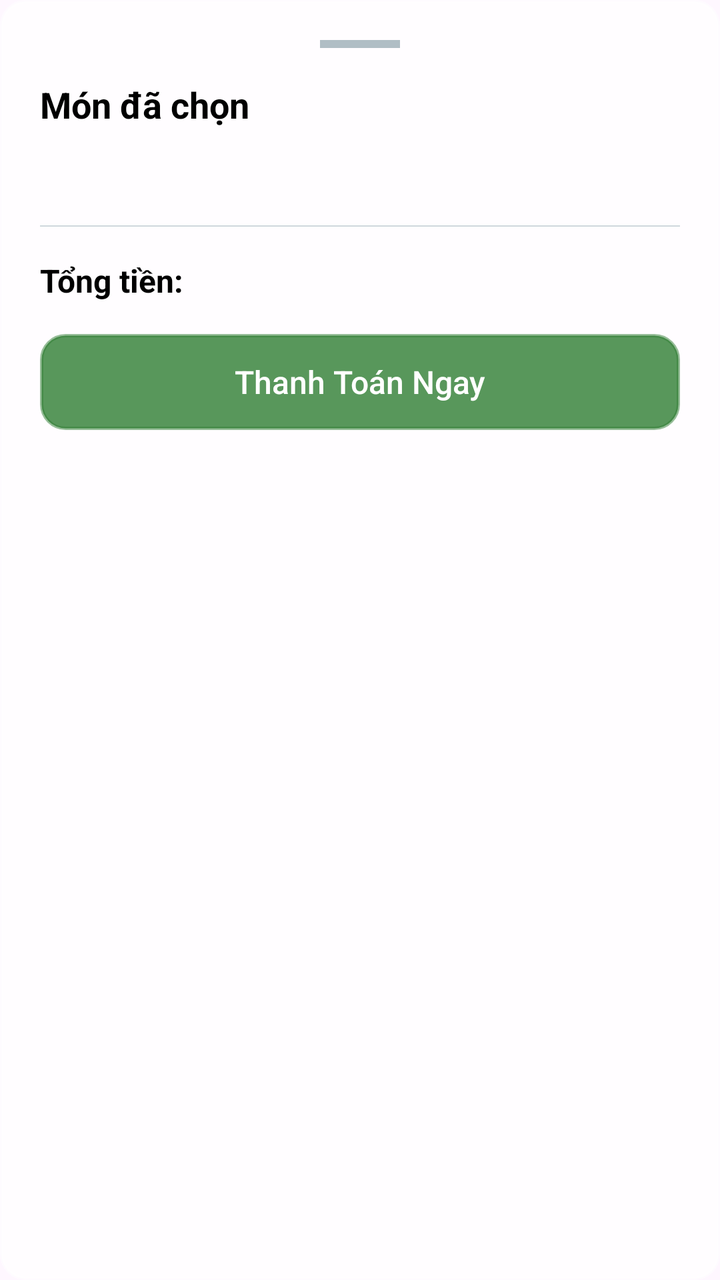
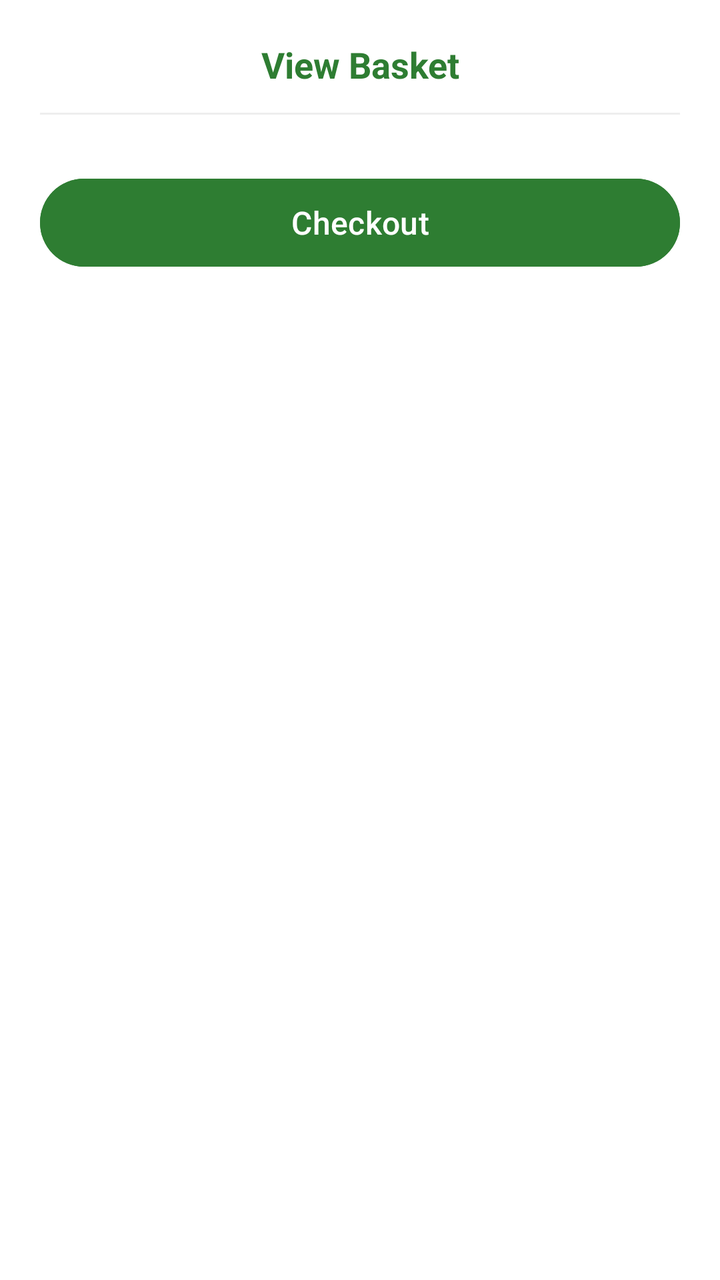

An Android layout rendered at two revisions. The XML below is the earlier revision; the diff shows what the commit changed to produce the second picture.
<!-- AndroidManifest.xml: application theme Theme.Project_FoodApp -->
<!-- res/layout/dialog_basket_bottom_sheet.xml -->
<LinearLayout xmlns:android="http://schemas.android.com/apk/res/android"
    android:layout_width="match_parent"
    android:layout_height="wrap_content"
    android:background="@drawable/bg_liquid_glass"
    android:orientation="vertical"
    android:padding="20dp">

    <View
        android:layout_width="40dp"
        android:layout_height="4dp"
        android:layout_gravity="center_horizontal"
        android:layout_marginBottom="16dp"
        android:background="#B0BEC5" />

    <TextView
        android:layout_width="wrap_content"
        android:layout_height="wrap_content"
        android:text="Món đã chọn"
        android:textColor="@color/colorBlack"
        android:textSize="18sp"
        android:textStyle="bold" />

    <TextView
        android:id="@+id/tvBasketDetails"
        android:layout_width="match_parent"
        android:layout_height="wrap_content"
        android:layout_marginTop="12dp"
        android:lineSpacingExtra="6dp"
        android:textColor="@color/colorLightBlack"
        android:textSize="15sp" />

    <View
        android:layout_width="match_parent"
        android:layout_height="0.8dp"
        android:layout_marginTop="16dp"
        android:layout_marginBottom="16dp"
        android:background="#CFD8DC" />

    <RelativeLayout
        android:layout_width="match_parent"
        android:layout_height="wrap_content">

        <TextView
            android:layout_width="wrap_content"
            android:layout_height="wrap_content"
            android:text="Tổng tiền:"
            android:textColor="@color/colorBlack"
            android:textSize="16sp"
            android:textStyle="bold" />

        <TextView
            android:id="@+id/tvSheetTotalPrice"
            android:layout_width="wrap_content"
            android:layout_height="wrap_content"
            android:layout_alignParentEnd="true"
            android:textColor="@color/colorPrimary"
            android:textSize="16sp"
            android:textStyle="bold" />
    </RelativeLayout>

    <androidx.appcompat.widget.AppCompatButton
        android:id="@+id/btnCheckout"
        android:layout_width="match_parent"
        android:layout_height="48dp"
        android:layout_marginTop="16dp"
        android:background="@drawable/bg_liquid_glass"
        android:backgroundTint="@color/colorPrimary"
        android:elevation="4dp"
        android:stateListAnimator="@null"
        android:text="Thanh Toán Ngay"
        android:textAllCaps="false"
        android:textColor="@color/colorWhite"
        android:textSize="16sp" />

</LinearLayout>
<!-- resources referenced by this layout -->
<resources>
  <color name="colorBlack">#000000</color>
  <color name="colorLightBlack">#555555</color>
  <color name="colorPrimary">#2E7D32</color>
  <color name="colorWhite">#FFFFFF</color>
  <!-- drawable bg_liquid_glass (drawable) -->
  <?xml version="1.0" encoding="utf-8"?>
  <ripple xmlns:android="http://schemas.android.com/apk/res/android"
      android:color="#40FFFFFF">
      <item>
          <shape android:shape="rectangle">
              <solid android:color="#CCFFFFFF" />
              <stroke
                  android:width="1.5dp"
                  android:color="#80FFFFFF" />
              <corners android:radius="12dp" />
          </shape>
      </item>
  </ripple>
  <style name="Theme.Project_FoodApp" parent="Base.Theme.Project_FoodApp" />
  <style name="Base.Theme.Project_FoodApp" parent="Theme.Material3.DayNight.NoActionBar">
      </style>
</resources>

<!-- the commit's change to res/layout/dialog_basket_bottom_sheet.xml (unified diff, before → after) -->
@@ -1,75 +1,51 @@
+<?xml version="1.0" encoding="utf-8"?>
 <LinearLayout xmlns:android="http://schemas.android.com/apk/res/android"
     android:layout_width="match_parent"
     android:layout_height="wrap_content"
-    android:background="@drawable/bg_liquid_glass"
+    android:background="#FFFFFF"
     android:orientation="vertical"
     android:padding="20dp">
 
-    <View
-        android:layout_width="40dp"
-        android:layout_height="4dp"
-        android:layout_gravity="center_horizontal"
-        android:layout_marginBottom="16dp"
-        android:background="#B0BEC5" />
-
     <TextView
-        android:layout_width="wrap_content"
+        android:layout_width="match_parent"
         android:layout_height="wrap_content"
-        android:text="Món đã chọn"
-        android:textColor="@color/colorBlack"
+        android:gravity="center"
+        android:text="View Basket"
+        android:textColor="#2E7D32"
         android:textSize="18sp"
         android:textStyle="bold" />
 
-    <TextView
-        android:id="@+id/tvBasketDetails"
+    <View
+        android:layout_width="match_parent"
+        android:layout_height="1dp"
+        android:layout_marginTop="12dp"
+        android:layout_marginBottom="12dp"
+        android:background="#EEEEEE" />
+
+    <androidx.recyclerview.widget.RecyclerView
+        android:id="@+id/rvBasketItems"
         android:layout_width="match_parent"
         android:layout_height="wrap_content"
-        android:layout_marginTop="12dp"
-        android:lineSpacingExtra="6dp"
-        android:textColor="@color/colorLightBlack"
-        android:textSize="15sp" />
+        android:maxHeight="260dp" />
 
-    <View
+    <TextView
+        android:id="@+id/tvEmptyBasket"
         android:layout_width="match_parent"
-        android:layout_height="0.8dp"
-        android:layout_marginTop="16dp"
-        android:layout_marginBottom="16dp"
-        android:background="#CFD8DC" />
+        android:layout_height="80dp"
+        android:gravity="center"
+        android:text="Empty"
+        android:textColor="#9E9E9E"
+        android:visibility="gone" />
 
-    <RelativeLayout
-        android:layout_width="match_parent"
-        android:layout_height="wrap_content">
-
-        <TextView
-            android:layout_width="wrap_content"
-            android:layout_height="wrap_content"
-            android:text="Tổng tiền:"
-            android:textColor="@color/colorBlack"
-            android:textSize="16sp"
-            android:textStyle="bold" />
-
-        <TextView
-            android:id="@+id/tvSheetTotalPrice"
-            android:layout_width="wrap_content"
-            android:layout_height="wrap_content"
-            android:layout_alignParentEnd="true"
-            android:textColor="@color/colorPrimary"
-            android:textSize="16sp"
-            android:textStyle="bold" />
-    </RelativeLayout>
-
-    <androidx.appcompat.widget.AppCompatButton
+    <Button
         android:id="@+id/btnCheckout"
         android:layout_width="match_parent"
-        android:layout_height="48dp"
+        android:layout_height="52dp"
         android:layout_marginTop="16dp"
-        android:background="@drawable/bg_liquid_glass"
-        android:backgroundTint="@color/colorPrimary"
-        android:elevation="4dp"
-        android:stateListAnimator="@null"
-        android:text="Thanh Toán Ngay"
+        android:backgroundTint="#2E7D32"
+        android:text="Checkout"
         android:textAllCaps="false"
-        android:textColor="@color/colorWhite"
+        android:textColor="#FFFFFF"
         android:textSize="16sp" />
 
 </LinearLayout>
<!-- resource entries referenced after the edit -->
@@ -1,23 +1,5 @@
 <!-- resources referenced by this layout -->
 <resources>
-  <color name="colorBlack">#000000</color>
-  <color name="colorLightBlack">#555555</color>
-  <color name="colorPrimary">#2E7D32</color>
-  <color name="colorWhite">#FFFFFF</color>
-  <!-- drawable bg_liquid_glass (drawable) -->
-  <?xml version="1.0" encoding="utf-8"?>
-  <ripple xmlns:android="http://schemas.android.com/apk/res/android"
-      android:color="#40FFFFFF">
-      <item>
-          <shape android:shape="rectangle">
-              <solid android:color="#CCFFFFFF" />
-              <stroke
-                  android:width="1.5dp"
-                  android:color="#80FFFFFF" />
-              <corners android:radius="12dp" />
-          </shape>
-      </item>
-  </ripple>
   <style name="Theme.Project_FoodApp" parent="Base.Theme.Project_FoodApp" />
   <style name="Base.Theme.Project_FoodApp" parent="Theme.Material3.DayNight.NoActionBar">
       </style>
